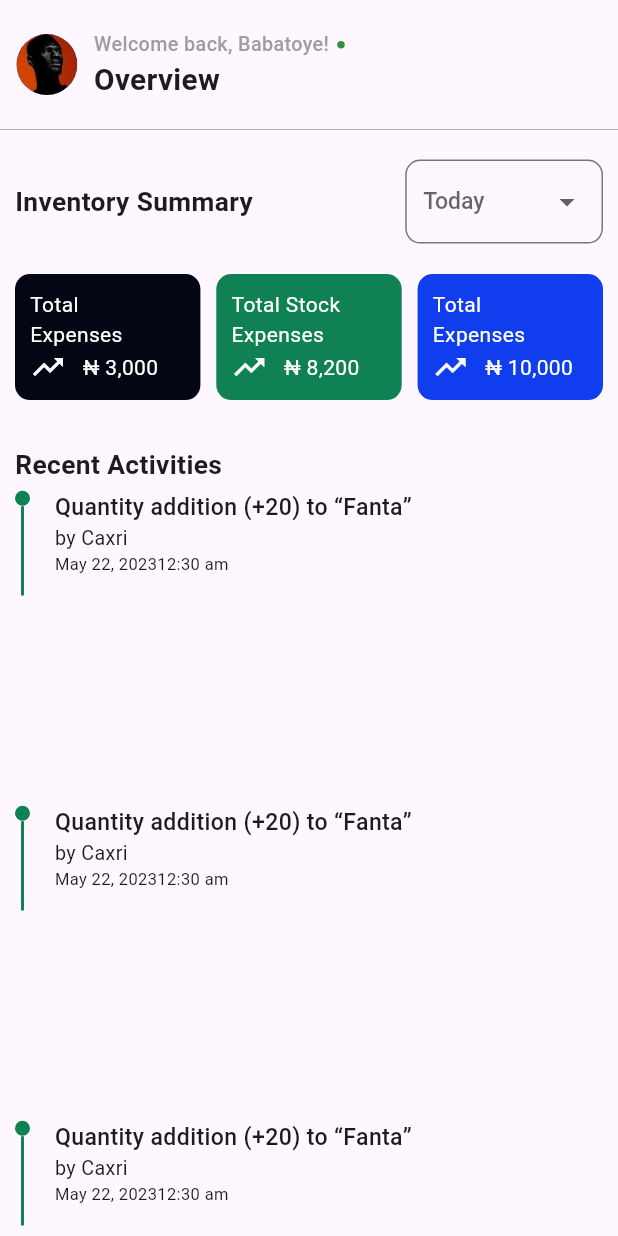
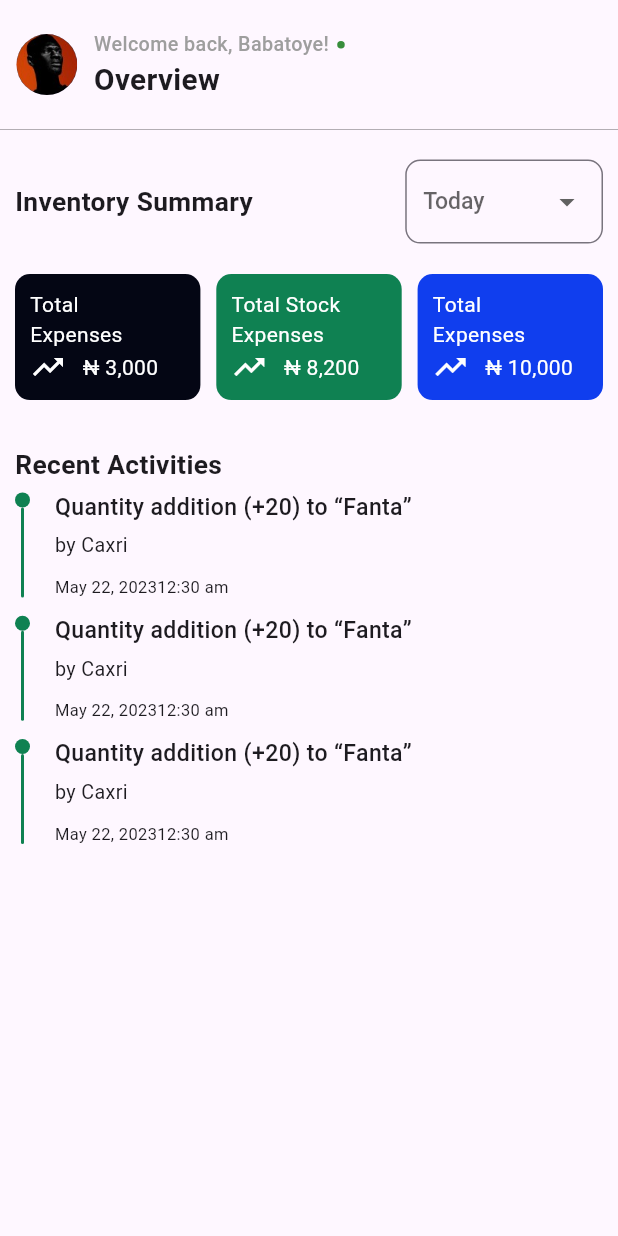
Before and after one commit to prmpsmart/the_inventory, a Flutter app: the Overview screen opened directly with empty values, on a phone screen of 412 x 824 dp. Run offline on Flutter 3.47's test engine with Material 3 defaults, Android fonts, the phone set to English and light mode, and no system bars; our stand-ins replace flutter_screenutil.

Commit message:
almost through.

```diff
--- a/lib/commons/recent.dart
+++ b/lib/commons/recent.dart
@@ -7,7 +7,7 @@ class Recent extends StatelessWidget {
   @override
   Widget build(BuildContext context) {
     return Container(
-      height: 200,
+      // height: 200,
       margin: const EdgeInsets.symmetric(vertical: 5),
       child: Row(
         children: [
@@ -32,6 +32,7 @@ class Recent extends StatelessWidget {
           15.horizontalSpace,
           Column(
             crossAxisAlignment: CrossAxisAlignment.start,
+            mainAxisAlignment: MainAxisAlignment.spaceBetween,
             children: [
               Text(
                 'Quantity addition (+20) to “Fanta”',
@@ -40,6 +41,7 @@ class Recent extends StatelessWidget {
                   fontSize: 14.spMax,
                 ),
               ),
+              5.verticalSpace,
               Text(
                 'by Caxri',
                 style: TextStyle(
@@ -47,6 +49,7 @@ class Recent extends StatelessWidget {
                   fontSize: 12.spMax,
                 ),
               ),
+              10.verticalSpace,
               Row(
                 children: [
                   Text(
```
